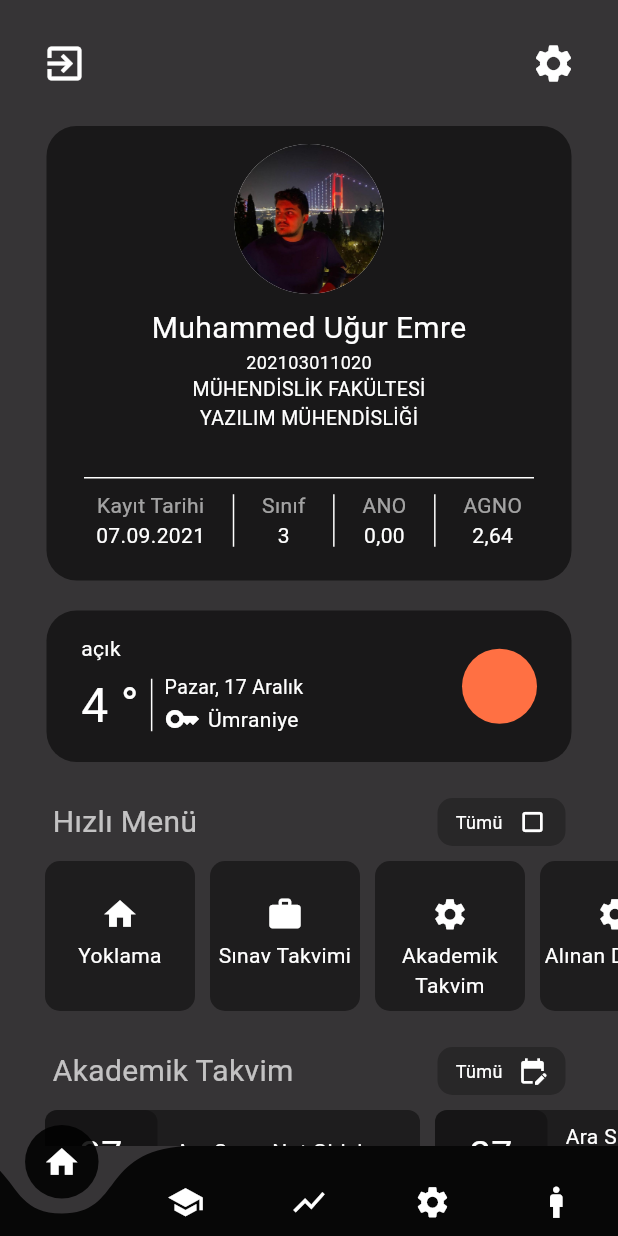
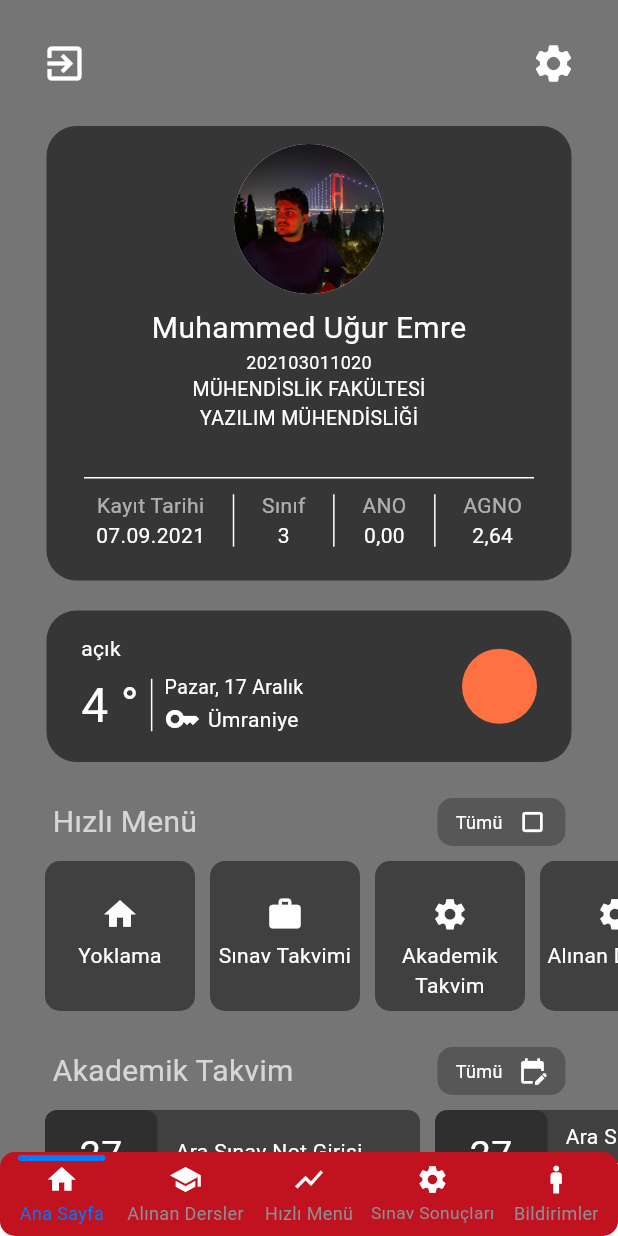
Before and after one commit to ugurakcaydev/DogusApp, a Flutter app: the screen it shows after launch, on a phone screen of 412 x 824 dp. Run offline on Flutter 3.47's test engine with Material 3 defaults, Android fonts, the phone set to English and light mode, and no system bars; drawn by our look-alikes of curved_navigation_bar, persistent_bottom_nav_bar; our stand-ins replace get; missing offline and left inert: bottom_sheet.

Commit message:
git message123

```diff
--- a/lib/const/customScroll.dart
+++ b/lib/const/customScroll.dart
@@ -1,7 +1,7 @@
 import 'package:flutter/gestures.dart';
 import 'package:flutter/material.dart';
 
-class MyCustomScrollBehavior extends MaterialScrollBehavior {
+class MyCustomScrollBehavior extends ScrollBehavior {
   @override
   Set<PointerDeviceKind> get dragDevices => {
         PointerDeviceKind.touch,
--- a/lib/controller/controller.dart
+++ b/lib/controller/controller.dart
@@ -1,11 +1,11 @@
-import 'dart:math';
+// import 'dart:math';
 
-import 'package:get/get.dart';
+// import 'package:get/get.dart';
 
-class NavBarController extends GetxController {
-  var tabIndex = 0;
-  void changeTabIndex(int index) {
-    tabIndex = index;
-    update();
-  }
-}
+// class NavBarController extends GetxController {
+//   var tabIndex = 0;
+//   void changeTabIndex(int index) {
+//     tabIndex = index;
+//     update();
+//   }
+// }
--- a/lib/navbar/navbar.dart
+++ b/lib/navbar/navbar.dart
@@ -1,16 +1,11 @@
-import 'package:bottom_sheet/bottom_sheet.dart';
-import 'package:curved_navigation_bar/curved_navigation_bar.dart';
-import 'package:dogus_app/controller/controller.dart';
-import 'package:dogus_app/pages/quickmenu.dart';
 import 'package:dogus_app/pages/home.dart';
 import 'package:dogus_app/pages/AlinanDersler.dart';
-import 'package:dogus_app/pages/profile.dart';
+
 import 'package:dogus_app/pages/setting.dart';
-
-import 'package:dogus_app/server/data/itemQuickMenu.dart';
+import 'package:dogus_app/widgets/customBottomSheet.dart';
+import 'package:persistent_bottom_nav_bar/persistent_tab_view.dart';
 
 import 'package:flutter/material.dart';
-import 'package:get/get.dart';
 
 class Navbar extends StatefulWidget {
   const Navbar({Key? key}) : super(key: key);
@@ -20,74 +15,124 @@
 }
 
 class _NavbarState extends State<Navbar> {
-  final controller = Get.put(NavBarController());
+  // final controller = Get.put(NavBarController());
+  final _controller = PersistentTabController(initialIndex: 0);
+  int _currentIndex = 0;
 
   @override
   Widget build(BuildContext context) {
-    return Scaffold(
-      body: GetBuilder<NavBarController>(builder: (controller) {
-        return Scaffold(
-          backgroundColor: Colors.black54,
-          body: SafeArea(
-            child: IndexedStack(
-              index: controller.tabIndex,
-              children: [
+    return PersistentTabView(
+      context,
+      onItemSelected: (index) {
+        if (index == 2 || index == 4) {
+          showCustomBottomSheet(index, context, _controller, _currentIndex);
+        } else {
+          _currentIndex = index;
+          _controller.index = index;
+        }
+      },
+      controller: _controller,
+      screens: [
         Home(),
         AlinanDersler(),
-                Quickmenu(items: quickMenuItems),
+        Container(), //QuickMenu
         Setting(),
-                Profile()
+        Container() //Notifications
       ],
+      items: [
+        _navBarsItems(Icons.home, 22, "Ana Sayfa"),
+        _navBarsItems(Icons.school_sharp, 22, "Alınan Dersler"),
+        _navBarsItems(Icons.show_chart, 22, "Hızlı Menü"),
+        _navBarsItems(Icons.settings, 22, "Sınav Sonuçları"),
+        _navBarsItems(Icons.man, 22, "Bildirimler")
+      ],
+      confineInSafeArea: true,
+      backgroundColor: Color(0xffc1121f), // Default is Colors.white.
+      handleAndroidBackButtonPress: true, // Default is true.
+      resizeToAvoidBottomInset:
+          true, // This needs to be true if you want to move up the screen when keyboard appears. Default is true.
+      stateManagement: true, // Default is true.
+      hideNavigationBarWhenKeyboardShows:
+          true, // Recommended to set 'resizeToAvoidBottomInset' as true while using this argument. Default is true.
+      decoration: NavBarDecoration(
+        borderRadius: BorderRadius.circular(10.0),
+        colorBehindNavBar: Colors.white,
       ),
+      popAllScreensOnTapOfSelectedTab: true,
+      popActionScreens: PopActionScreensType.all,
+      itemAnimationProperties: ItemAnimationProperties(
+        duration: Duration(milliseconds: 500),
+        curve: Curves.ease,
       ),
-          bottomNavigationBar: CurvedNavigationBar(
-            height: 60,
-            items: [
-              _bottombarItem(Icons.home, 25),
-              _bottombarItem(Icons.school_sharp, 25),
-              _bottombarItem(Icons.show_chart, 25),
-              _bottombarItem(Icons.settings, 25),
-              _bottombarItem(Icons.man, 25)
-            ],
-            backgroundColor: Colors.black54,
-            animationDuration: Duration(milliseconds: 300),
-            color: Colors.black87,
-            index: controller.tabIndex,
-            onTap: (index) {
-              if (index == 2) {
-                // QuickMenu'nun index'i
-                showFlexibleBottomSheet(
-                    minHeight: 0, // Değiştirin: 0 olarak ayarlandı
-                    initHeight: 0.5,
-                    maxHeight: 1,
-                    context: context,
-                    builder: (BuildContext context,
-                        ScrollController scrollController, double offset) {
-                      return Quickmenu(
-                        items: quickMenuItems,
-                        bottomSheetOffset: offset,
-                        scrollController: scrollController,
+      screenTransitionAnimation: ScreenTransitionAnimation(
+        // Screen transition animation on change of selected tab.
+        animateTabTransition: true,
+        curve: Curves.ease,
+        duration: Duration(milliseconds: 500),
+      ),
+      navBarStyle:
+          NavBarStyle.style3, // Choose the nav bar style with this property.
     );
-                    },
-                    anchors: [0, 0.5, 1],
-                    isSafeArea: true,
-                    isDismissible:
-                        false, //windows'ta çalışmıyor ama emülatör de çalışıyor
-                    isModal: true);
-                // showModalBottomSheet(
-                //   context: context,
-                //   builder: (context) {
-                //     return QuickMenu(); // BottomSheet'in içeriği
-                //   },
+
+    // return Scaffold(
+    //   body: GetBuilder<NavBarController>(builder: (controller) {
+    //     return Scaffold(
+    //       backgroundColor: Colors.black54,
+    //       body: SafeArea(
+    //         child: IndexedStack(
+    //           index: controller.tabIndex,
+    //           children: [
+    //             Home(),
+    //             AlinanDersler(),
+    //             Quickmenu(items: quickMenuItems),
+    //             Setting(),
+    //             Profile()
+    //           ],
+    //         ),
+    //       ),
+    //       bottomNavigationBar: CurvedNavigationBar(
+    //         height: 60,
+    //         items: [
+    //           _bottombarItem(Icons.home, 25),
+    //           _bottombarItem(Icons.school_sharp, 25),
+    //           _bottombarItem(Icons.show_chart, 25),
+    //           _bottombarItem(Icons.settings, 25),
+    //           _bottombarItem(Icons.man, 25)
+    //         ],
+    //         backgroundColor: Colors.black54,
+    //         animationDuration: Duration(milliseconds: 300),
+    //         color: Colors.black87,
+    //         index: controller.tabIndex,
+    //         onTap: (index) {
+    //           if (index == 2) {
+    //             // QuickMenu'nun index'i
+    //             showFlexibleBottomSheet(
+    //                 minHeight: 0, // Değiştirin: 0 olarak ayarlandı
+    //                 initHeight: 1,
+    //                 maxHeight: 1,
+    //                 context: context,
+    //                 builder: (BuildContext context,
+    //                     ScrollController scrollController, double offset) {
+    //                   return Quickmenu(
+    //                     items: quickMenuItems,
+    //                     bottomSheetOffset: offset,
+    //                     scrollController: scrollController,
+    //                   );
+    //                 },
+    //                 anchors: [0, 1],
+    //                 isSafeArea: true,
+    //                 isDismissible:
+    //                     false, //windows'ta çalışmıyor ama emülatör de çalışıyor
+    //                 isModal: true);
+
+    //           } else {
+    //             controller.changeTabIndex(index);
+    //           }
+    //         },
+    //       ),
+    //     );
+    //   }),
     // );
-              } else {
-                controller.changeTabIndex(index);
-              }
-            },
-          ),
-        );
-      }),
-    );
   }
 
   // void _showChartBottomSheet(BuildContext context) {
@@ -103,13 +148,28 @@
   // }
 }
 
-Widget _bottombarItem(IconData icon, double size) {
-  return Container(
-    padding: EdgeInsets.all(4),
-    decoration: BoxDecoration(
-      shape: BoxShape.circle,
-      // Set the desired color for the icon
+// Widget _bottombarItem(IconData icon, double size) {
+//   return Container(
+//     padding: EdgeInsets.all(4),
+//     decoration: BoxDecoration(
+//       shape: BoxShape.circle,
+//       // Set the desired color for the icon
+//     ),
+//     child: Icon(icon, size: size, color: Colors.white), // Set the icon color
+//   );
+// }
+
+PersistentBottomNavBarItem _navBarsItems(
+  IconData icon,
+  double size,
+  String title,
+) {
+  return PersistentBottomNavBarItem(
+    icon: Icon(
+      icon,
+      size: size,
+      color: Colors.white,
     ),
-    child: Icon(icon, size: size, color: Colors.white), // Set the icon color
+    title: title,
   );
 }
--- a/lib/server/data/itemQuickMenu.dart
+++ b/lib/server/data/itemQuickMenu.dart
@@ -9,17 +9,21 @@
 }
 
 List<ItemQuickMenu> quickMenuItems = [
-  ItemQuickMenu(title: "Yoklama", icon: Icons.home, link: "/studentcalendar"),
+  ItemQuickMenu(title: "Yoklama", icon: Icons.home, link: "/classattendance"),
   ItemQuickMenu(
       title: "Sınav Takvimi", icon: Icons.work, link: "/studentcalendar"),
   ItemQuickMenu(
-      title: "Akademik Takvim", icon: Icons.settings, link: "/settings"),
+      title: "Akademik Takvim",
+      icon: Icons.settings,
+      link: "/academiccalendar"),
   ItemQuickMenu(
-      title: "Alınan Dersleri", icon: Icons.settings, link: "/settings"),
+      title: "Alınan Dersler", icon: Icons.settings, link: "/lessonslearned"),
   ItemQuickMenu(
-      title: "Sınav Sonuçları", icon: Icons.settings, link: "/settings"),
+      title: "Sınav Sonuçları", icon: Icons.settings, link: "/resultofexam"),
   ItemQuickMenu(
-      title: "Dönem Ortalamaları", icon: Icons.settings, link: "/settings"),
+      title: "Dönem Ortalamaları",
+      icon: Icons.settings,
+      link: "/semesteravarages"),
   ItemQuickMenu(title: "Transkript", icon: Icons.settings, link: "/settings"),
   ItemQuickMenu(
       title: "Ders Programı", icon: Icons.settings, link: "/settings"),
--- a/lib/widgets/listview_quickmenu.dart
+++ b/lib/widgets/listview_quickmenu.dart
@@ -72,12 +72,7 @@
               ),
             ),
             SizedBox(height: 10),
-            GestureDetector(
-              onTap: () {
-                // Navigator.push(context,
-                //     MaterialPageRoute(builder: (context) => StudentCalendar()));
-              },
-              child: SizedBox(
+            SizedBox(
               height: 100,
               child: ListView.builder(
                 itemCount: widget.items.length,
@@ -119,8 +114,8 @@
                             ),
                             Text(
                               item.title,
-                                style: TextStyle(
-                                    color: Colors.white, fontSize: 14),
+                              style:
+                                  TextStyle(color: Colors.white, fontSize: 14),
                               textAlign: TextAlign.center,
                               softWrap: true,
                               overflow: TextOverflow.ellipsis,
@@ -133,7 +128,6 @@
                   );
                 },
               ),
-              ),
             )
           ],
         ),
--- a/pubspec.yaml
+++ b/pubspec.yaml
@@ -45,6 +45,7 @@
   flutter_iconly: ^1.0.2
   curved_navigation_bar: ^1.0.3
   bottom_sheet: ^4.0.0
+  persistent_bottom_nav_bar: ^5.0.2
 
 
 dev_dependencies:
```
Also changed, not shown: lib/pages/profile.dart (+26 -5 lines), lib/pages/quickmenu.dart (+10 -63 lines), pubspec.lock. Lines whose indentation alone changed are shown as unchanged.
